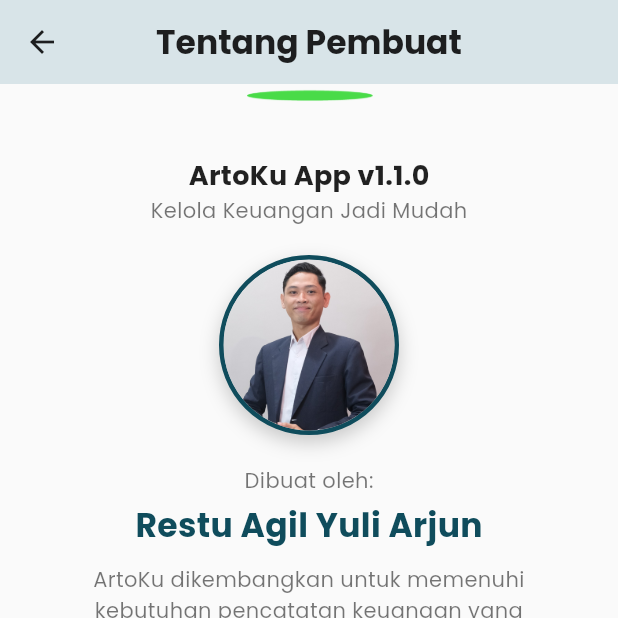
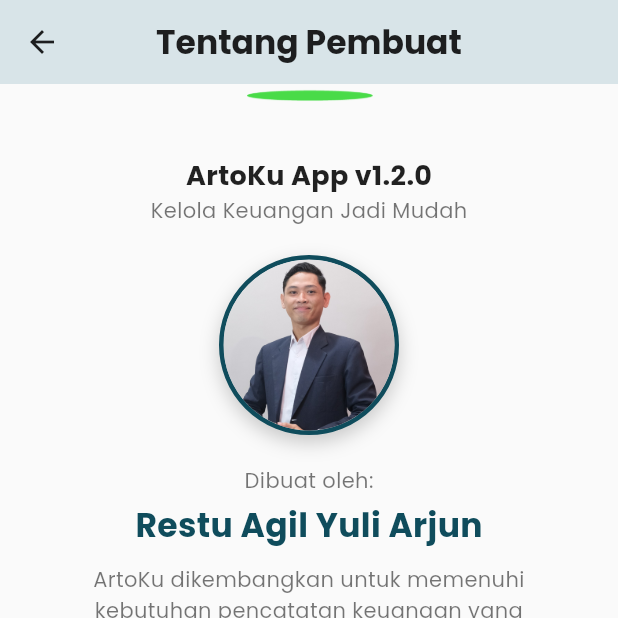
Before and after one commit to RestuAgilYA/artoku_app, a Flutter app: the AboutScreen screen opened directly, scrolled down 127 dp, on a phone screen of 412 x 824 dp, the top half of it. Run offline on Flutter 3.47's test engine with Material 3 defaults, Android fonts, the light colour scheme and no system bars; our stand-ins replace app_links, cloud_firestore, csv, firebase_auth, firebase_core, firebase_remote_config and 17 more; accounts and stored records are empty.

Commit message:
update version

```diff
--- a/lib/features/goal/presentation/create_goal_sheet.dart
+++ b/lib/features/goal/presentation/create_goal_sheet.dart
@@ -258,7 +258,7 @@
               textCapitalization: TextCapitalization.words,
               decoration: InputDecoration(
                 hintText: "Contoh: Beli iPhone, Dana Darurat",
-                prefixIcon: const Icon(Icons.savings_outlined),
+                prefixIcon: const Icon(Icons.flag_outlined),
                 border: OutlineInputBorder(
                   borderRadius: BorderRadius.circular(15),
                 ),
@@ -283,7 +283,7 @@
               decoration: InputDecoration(
                 hintText: "0",
                 prefixText: "Rp ",
-                prefixIcon: const Icon(Icons.attach_money),
+                prefixIcon: const Icon(Icons.payments_outlined),
                 border: OutlineInputBorder(
                   borderRadius: BorderRadius.circular(15),
                 ),
--- a/lib/features/profile/presentation/about_screen.dart
+++ b/lib/features/profile/presentation/about_screen.dart
@@ -63,7 +63,7 @@
             ),
             const SizedBox(height: 20),
             Text(
-              "ArtoKu App v1.1.0",
+              "ArtoKu App v1.2.0",
               style: TextStyle(
                 fontSize: 18,
                 fontWeight: FontWeight.bold,
```
